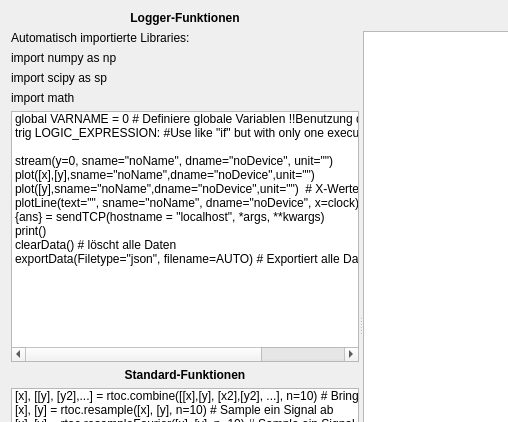
Before: the Qt Designer form data/ui/scriptHelpWidget.ui in Haschtl/RealTimeOpenControl, drawn with Qt 5; both pictures show x 0 to 508 and y 0 to 422 of the 1074 by 649 pixel window.
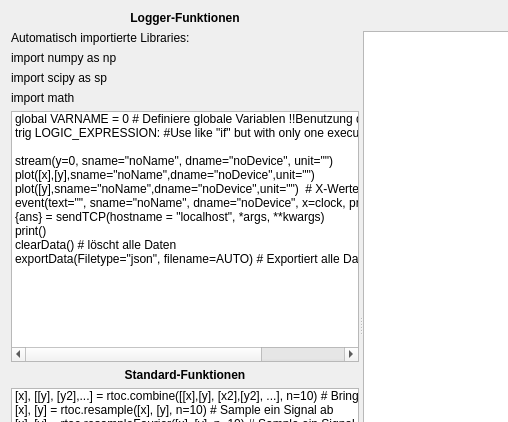
After: the same form once the commit is applied.

```diff
--- a/data/ui/scriptHelpWidget.ui
+++ b/data/ui/scriptHelpWidget.ui
@@ -106,7 +106,7 @@
          </item>
          <item>
           <property name="text">
-           <string>plotLine(text=&quot;&quot;, sname=&quot;noName&quot;, dname=&quot;noDevice&quot;, x=clock) </string>
+           <string>event(text=&quot;&quot;, sname=&quot;noName&quot;, dname=&quot;noDevice&quot;, x=clock, priority=0) </string>
           </property>
          </item>
          <item>
```
